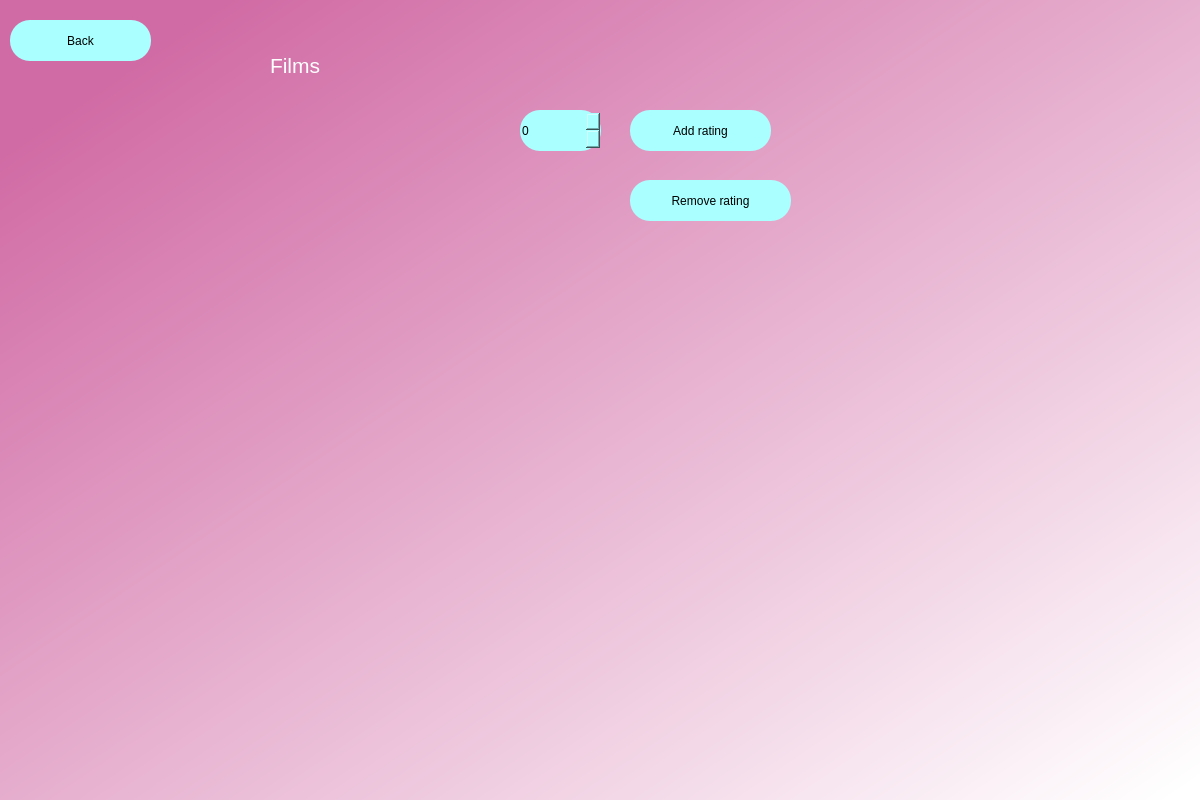
Qt form UI/films.ui (Krutov777/PyQt) before a commit.
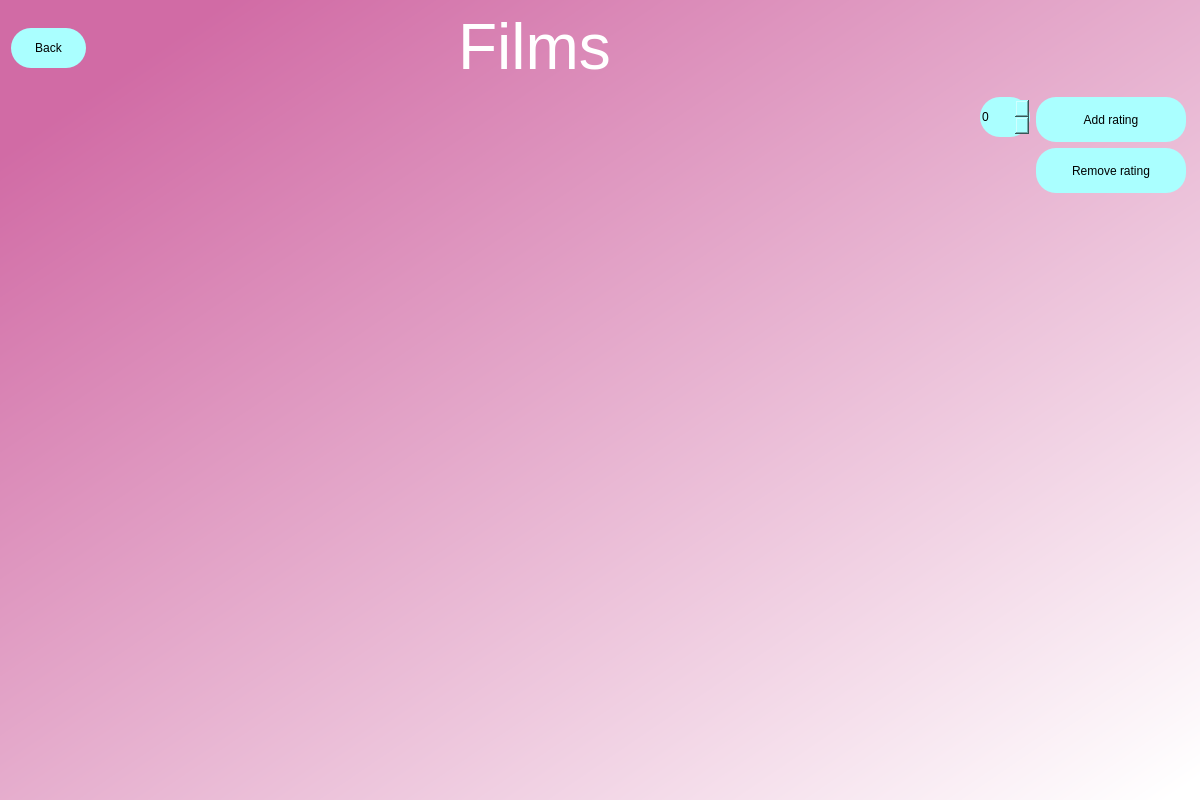
The same form after that commit.

Commit message: added counter users rating, moreInfoForFilm ui

```diff
--- a/UI/films.ui
+++ b/UI/films.ui
@@ -18,66 +18,108 @@
 background-color:qlineargradient(spread:pad, x1:0.091, y1:0.101636, x2:0.991379, y2:0.977, stop:0 rgba(209, 107, 165, 255), stop:1 rgba(255, 255, 255, 255));
 </string>
   </property>
-  <widget class="QListWidget" name="listFilms">
-   <property name="geometry">
-    <rect>
-     <x>200</x>
-     <y>100</y>
-     <width>281</width>
-     <height>481</height>
-    </rect>
+  <layout class="QVBoxLayout" name="verticalLayout">
+   <item>
+    <layout class="QHBoxLayout" name="horizontalLayout" stretch="0,1,2">
+     <item>
+      <widget class="QPushButton" name="back">
+       <property name="sizePolicy">
+        <sizepolicy hsizetype="Minimum" vsizetype="Fixed">
+         <horstretch>0</horstretch>
+         <verstretch>0</verstretch>
+        </sizepolicy>
+       </property>
+       <property name="minimumSize">
+        <size>
+         <width>75</width>
+         <height>40</height>
+        </size>
+       </property>
+       <property name="layoutDirection">
+        <enum>Qt::LeftToRight</enum>
    </property>
    <property name="styleSheet">
-    <string notr="true">background-color:rgba(0,0,0,0);
-font: 12pt &quot;MS Shell Dlg 2&quot;;</string>
-   </property>
-  </widget>
+        <string notr="true">border-radius:20px;
+background-color: rgb(170, 255, 255);
+font: 14pt &quot;MS Shell Dlg 2&quot;;
+
+</string>
+       </property>
+       <property name="text">
+        <string>Back</string>
+       </property>
+      </widget>
+     </item>
+     <item>
+      <spacer name="horizontalSpacer_2">
+       <property name="orientation">
+        <enum>Qt::Horizontal</enum>
+       </property>
+       <property name="sizeHint" stdset="0">
+        <size>
+         <width>40</width>
+         <height>20</height>
+        </size>
+       </property>
+      </spacer>
+     </item>
+     <item>
   <widget class="QLabel" name="label">
-   <property name="geometry">
-    <rect>
-     <x>270</x>
-     <y>40</y>
-     <width>141</width>
-     <height>51</height>
-    </rect>
-   </property>
    <property name="styleSheet">
     <string notr="true">background-color:rgba(0,0,0,0);
 font: 12pt &quot;MS Shell Dlg 2&quot;;
 font: 36pt &quot;MS Shell Dlg 2&quot;; color:rgb(255, 255, 255)</string>
    </property>
    <property name="text">
-    <string>&lt;html&gt;&lt;head/&gt;&lt;body&gt;&lt;p&gt;&lt;span style=&quot; font-size:16pt;&quot;&gt;Films&lt;/span&gt;&lt;/p&gt;&lt;/body&gt;&lt;/html&gt;</string>
-   </property>
-  </widget>
-  <widget class="QPushButton" name="back">
-   <property name="geometry">
-    <rect>
-     <x>10</x>
-     <y>20</y>
-     <width>141</width>
-     <height>41</height>
-    </rect>
-   </property>
+        <string>&lt;html&gt;&lt;head/&gt;&lt;body&gt;&lt;p&gt;&lt;span style=&quot; font-size:48pt;&quot;&gt;Films&lt;/span&gt;&lt;/p&gt;&lt;/body&gt;&lt;/html&gt;</string>
+       </property>
+      </widget>
+     </item>
+    </layout>
+   </item>
+   <item>
+    <layout class="QHBoxLayout" name="horizontalLayout_2" stretch="3,0">
+     <item>
+      <widget class="QListWidget" name="listFilms">
    <property name="styleSheet">
-    <string notr="true">border-radius:20px;
-background-color: rgb(170, 255, 255);
-font: 14pt &quot;MS Shell Dlg 2&quot;;
-
-</string>
-   </property>
-   <property name="text">
-    <string>Back</string>
-   </property>
-  </widget>
+        <string notr="true">background-color:rgba(0,0,0,0);
+font: 12pt &quot;MS Shell Dlg 2&quot;;</string>
+       </property>
+      </widget>
+     </item>
+     <item>
+      <layout class="QFormLayout" name="formLayout">
+       <property name="sizeConstraint">
+        <enum>QLayout::SetDefaultConstraint</enum>
+       </property>
+       <property name="fieldGrowthPolicy">
+        <enum>QFormLayout::AllNonFixedFieldsGrow</enum>
+       </property>
+       <property name="rowWrapPolicy">
+        <enum>QFormLayout::DontWrapRows</enum>
+       </property>
+       <property name="labelAlignment">
+        <set>Qt::AlignLeading|Qt::AlignLeft|Qt::AlignVCenter</set>
+       </property>
+       <property name="leftMargin">
+        <number>3</number>
+       </property>
+       <property name="topMargin">
+        <number>6</number>
+       </property>
+       <property name="rightMargin">
+        <number>3</number>
+       </property>
+       <property name="bottomMargin">
+        <number>6</number>
+       </property>
+       <item row="0" column="0">
   <widget class="QSpinBox" name="spinRating">
-   <property name="geometry">
-    <rect>
-     <x>520</x>
-     <y>110</y>
-     <width>81</width>
-     <height>41</height>
-    </rect>
+         <property name="minimumSize">
+          <size>
+           <width>50</width>
+           <height>40</height>
+          </size>
    </property>
    <property name="styleSheet">
     <string notr="true">border-radius:20px;
@@ -88,14 +130,20 @@
     <number>10</number>
    </property>
   </widget>
+       </item>
+       <item row="0" column="1">
   <widget class="QPushButton" name="addRating">
-   <property name="geometry">
-    <rect>
-     <x>630</x>
-     <y>110</y>
-     <width>141</width>
-     <height>41</height>
-    </rect>
+         <property name="minimumSize">
+          <size>
+           <width>150</width>
+           <height>45</height>
+          </size>
+         </property>
+         <property name="maximumSize">
+          <size>
+           <width>500</width>
+           <height>500</height>
+          </size>
    </property>
    <property name="styleSheet">
     <string notr="true">border-radius:20px;
@@ -108,17 +156,55 @@
     <string>Add rating</string>
    </property>
   </widget>
+       </item>
+       <item row="1" column="0">
+        <spacer name="horizontalSpacer">
+         <property name="orientation">
+          <enum>Qt::Horizontal</enum>
+         </property>
+         <property name="sizeHint" stdset="0">
+          <size>
+           <width>40</width>
+           <height>20</height>
+          </size>
+         </property>
+        </spacer>
+       </item>
+       <item row="1" column="1">
   <widget class="QPushButton" name="removeRating">
-   <property name="geometry">
-    <rect>
-     <x>630</x>
-     <y>180</y>
-     <width>161</width>
-     <height>41</height>
-    </rect>
+         <property name="sizePolicy">
+          <sizepolicy hsizetype="Minimum" vsizetype="Fixed">
+           <horstretch>0</horstretch>
+           <verstretch>0</verstretch>
+          </sizepolicy>
+         </property>
+         <property name="minimumSize">
+          <size>
+           <width>150</width>
+           <height>45</height>
+          </size>
+         </property>
+         <property name="maximumSize">
+          <size>
+           <width>500</width>
+           <height>500</height>
+          </size>
+         </property>
+         <property name="baseSize">
+          <size>
+           <width>0</width>
+           <height>0</height>
+          </size>
+         </property>
+         <property name="layoutDirection">
+          <enum>Qt::LeftToRight</enum>
+         </property>
+         <property name="autoFillBackground">
+          <bool>false</bool>
    </property>
    <property name="styleSheet">
-    <string notr="true">border-radius:20px;
+          <string notr="true">border-style: outset;
+border-radius:20px;
 background-color: rgb(170, 255, 255);
 font: 14pt &quot;MS Shell Dlg 2&quot;;
 
@@ -127,7 +213,22 @@
    <property name="text">
     <string>Remove rating</string>
    </property>
-  </widget>
+         <property name="checkable">
+          <bool>false</bool>
+         </property>
+         <property name="default">
+          <bool>false</bool>
+         </property>
+         <property name="flat">
+          <bool>false</bool>
+         </property>
+        </widget>
+       </item>
+      </layout>
+     </item>
+    </layout>
+   </item>
+  </layout>
  </widget>
  <resources/>
  <connections/>
```
Lines whose indentation alone changed are shown as unchanged. The commit also changes 6 other files.
